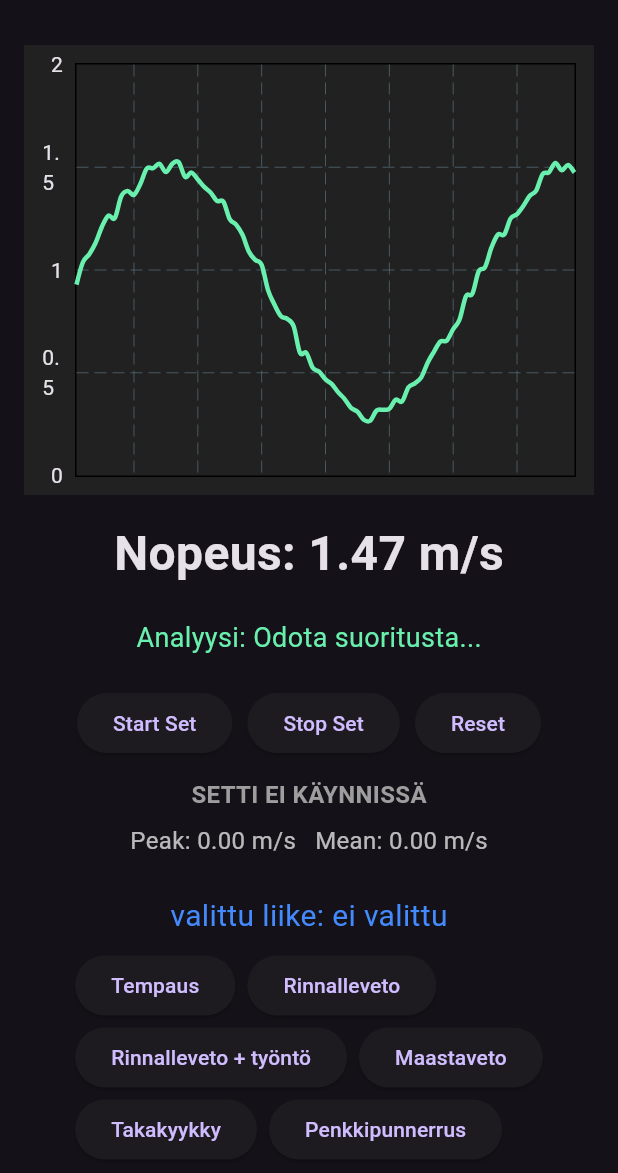
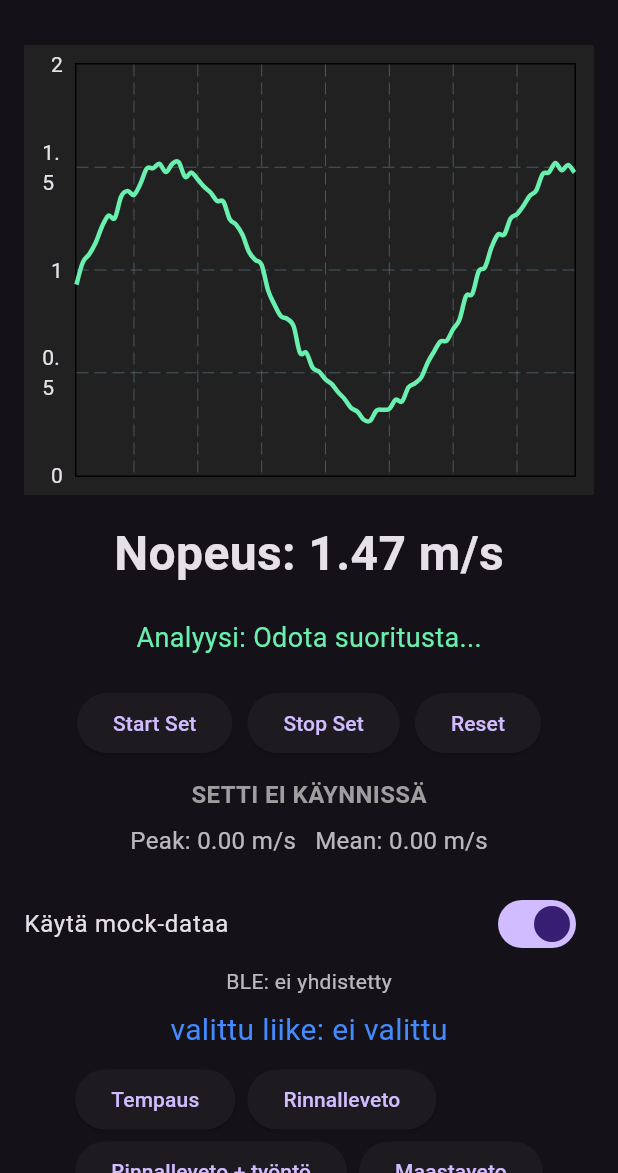
Before and after one commit to m351351/Velocity-Based-Training, a Flutter app: the screen it shows after launch, on a phone screen of 412 x 824 dp, the part 63-1236 px from its top. Run offline on Flutter 3.47's test engine with Material 3 defaults, Android fonts, the phone set to English and light mode, and no system bars; drawn by our look-alikes of fl_chart.

Commit message:
added a mock/BLE data source toggle + rearranged code

```diff
--- a/flutter/lib/main.dart
+++ b/flutter/lib/main.dart
@@ -34,6 +34,10 @@ class _VBTPageState extends State<VBTPage> {
   final List<double> _setVelocities = []; // tallennetaan jokaisen sarjan nopeudet analyysiä varten
   double peakVelocity = 0.0; // tallennetaan sarjan huippunopeus analyysiä varten
   double meanVelocity = 0.0; // tallennetaan sarjan keskimääräinen nopeus analyysiä varten
+
+  bool useMockData = true;
+String connectionStatus = 'BLE: ei yhdistetty';
+
   final List<FlSpot> _velocitySpots = []; // Graafipisteet kiihtyvyysdatasta
   double _x = 0.0; // ajan kulumista simuloiva muuttuja graafia varten
 
@@ -46,6 +50,8 @@ class _VBTPageState extends State<VBTPage> {
   if (meanVelocity >= 0.6) return 'Analyysi: Maksimivoima-alue (raskas kuorma)';
   return 'Analyysi: Hyvin raskas / väsymys, tarkista tekniikka';
 }
+
+
 
   String valittuLiike = "ei valittu";
   final List<String> liikkeet = [
@@ -71,18 +77,20 @@ class _VBTPageState extends State<VBTPage> {
   setState(() {
     _t += 0.1; // Simuloidaan ajan kulumista
 
-        // perusmuoto: siniaalto ja pieni satunnaisuus
-        final base = 0.9 + 0.6 * sin(_t); // simuloidaan nosto ja laskuvaihetta
-        final noise = (_random.nextDouble() - 0.5) * 0.08; // satunnaista kohinaa
-
-        // Ei anneta nopeuden mennä negatiiviseksi tässä mock-datassa
+    if (useMockData) {
+      final base = 0.9 + 0.6 * sin(_t);
+      final noise = (_random.nextDouble() - 0.5) * 0.08;
       currentVelocity = max(0.0, base + noise);
+    } else {
+      // BLE-data tulee seuraavassa stepissä
+      // pidetään currentVelocity ennallaan toistaiseksi
+    }
 
     _x += 1.0;
     _velocitySpots.add(FlSpot(_x, currentVelocity));
 
     if (_velocitySpots.length > 100) {
-          _velocitySpots.removeAt(0); // graafin skaalaus viimeiseen 100 pisteeseen
+      _velocitySpots.removeAt(0);
     }
 
     if (isRecording) {
@@ -151,7 +159,8 @@ class _VBTPageState extends State<VBTPage> {
       appBar: AppBar(
         title: const Text('Velocity Based Training'),
       ),
-      body: Column(
+      body: SingleChildScrollView(
+        child: Column(
         children: [
           // 1. Graafialue (tähän tulee fl_chart myöhemmin)
           Container(
@@ -241,6 +250,17 @@ Padding(
           ),
 
           const SizedBox(height: 16),
+          SwitchListTile(
+  title: const Text('Käytä mock-dataa'),
+  value: useMockData,
+  onChanged: (value) {
+    setState(() {
+      useMockData = value;
+      connectionStatus = value ? 'Mock data käytössä' : 'BLE: ei yhdistetty';
+    });
+  },
+),
+Text(connectionStatus, style: const TextStyle(color: Colors.white70)),
 
 // TÄSSÄ NAPPULAT LIIKKEIDEN VALINTAAN -meri 190326
           Padding(
@@ -266,6 +286,7 @@ Padding(
           ),
         ],
       ),
+    ),
   );
 }
 }
```
Lines whose indentation alone changed are shown as unchanged.
